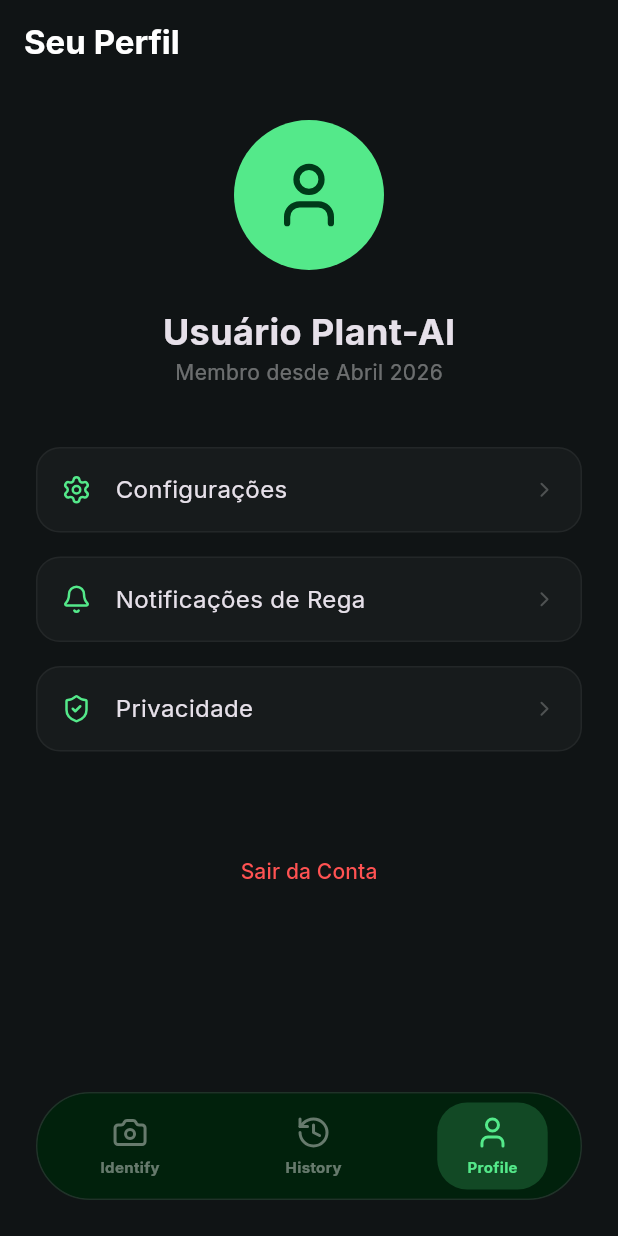
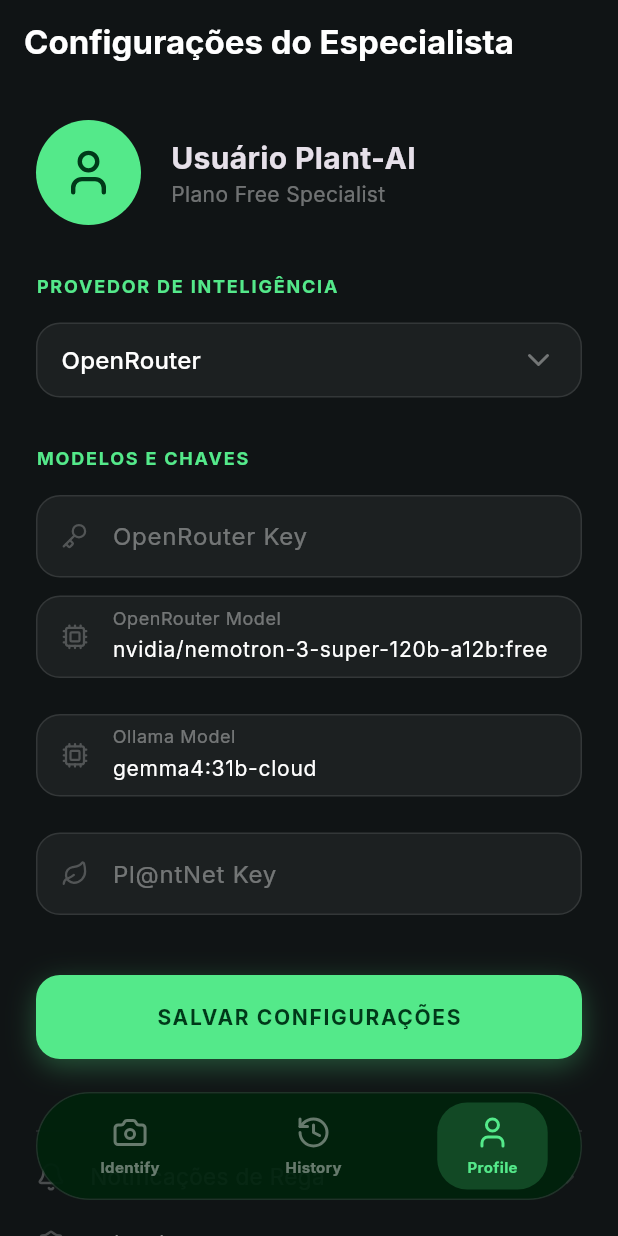
Before and after one commit to Adrianogb/Plant-AI, a Flutter app: the screen it shows after launch, item 3 of the bottom bar chosen, on a phone screen of 412 x 824 dp. Run offline on Flutter 3.47's test engine with Material 3 defaults, Android fonts, the phone set to English and light mode, and no system bars; our stand-ins replace dio, flutter_dotenv, google_fonts, image_picker, lucide_icons, shared_preferences; network calls fail.

Commit message:
feat: Update default AI models and add model configuration in Profile screen

```diff
--- a/lib/screens/profile_screen.dart
+++ b/lib/screens/profile_screen.dart
@@ -1,8 +1,52 @@
 import 'package:flutter/material.dart';
 import 'package:lucide_icons/lucide_icons.dart';
+import 'package:shared_preferences/shared_preferences.dart';
 
-class ProfileScreen extends StatelessWidget {
+class ProfileScreen extends StatefulWidget {
   const ProfileScreen({super.key});
+
+  @override
+  State<ProfileScreen> createState() => _ProfileScreenState();
+}
+
+class _ProfileScreenState extends State<ProfileScreen> {
+  final TextEditingController _openRouterKeyController = TextEditingController();
+  final TextEditingController _openRouterModelController = TextEditingController();
+  final TextEditingController _ollamaModelController = TextEditingController();
+  final TextEditingController _plantNetController = TextEditingController();
+  String _selectedProvider = 'OpenRouter';
+
+  @override
+  void initState() {
+    super.initState();
+    _loadSettings();
+  }
+
+  Future<void> _loadSettings() async {
+    final prefs = await SharedPreferences.getInstance();
+    setState(() {
+      _selectedProvider = prefs.getString('ai_provider') ?? 'OpenRouter';
+      _openRouterKeyController.text = prefs.getString('openrouter_key') ?? '';
+      _openRouterModelController.text = prefs.getString('openrouter_model') ?? 'nvidia/nemotron-3-super-120b-a12b:free';
+      _ollamaModelController.text = prefs.getString('ollama_model') ?? 'gemma4:31b-cloud';
+      _plantNetController.text = prefs.getString('plantnet_key') ?? '';
+    });
+  }
+
+  Future<void> _saveSettings() async {
+    final prefs = await SharedPreferences.getInstance();
+    await prefs.setString('ai_provider', _selectedProvider);
+    await prefs.setString('openrouter_key', _openRouterKeyController.text);
+    await prefs.setString('openrouter_model', _openRouterModelController.text);
+    await prefs.setString('ollama_model', _ollamaModelController.text);
+    await prefs.setString('plantnet_key', _plantNetController.text);
+
+    if (mounted) {
+      ScaffoldMessenger.of(context).showSnackBar(
+        const SnackBar(content: Text('Configurações salvas com sucesso! 🌿')),
+      );
+    }
+  }
 
   @override
   Widget build(BuildContext context) {
@@ -11,51 +55,141 @@
       appBar: AppBar(
         backgroundColor: Colors.transparent,
         elevation: 0,
-        title: const Text('Seu Perfil', style: TextStyle(fontWeight: FontWeight.bold)),
+        title: const Text('Configurações do Especialista', style: TextStyle(fontWeight: FontWeight.bold)),
       ),
       body: SingleChildScrollView(
         padding: const EdgeInsets.all(24),
         child: Column(
+          crossAxisAlignment: CrossAxisAlignment.start,
           children: [
-            const CircleAvatar(
-              radius: 50,
-              backgroundColor: Color(0xFF54E98A),
-              child: Icon(LucideIcons.user, size: 50, color: Color(0xFF003919)),
-            ),
+            _buildProfileHeader(),
+            const SizedBox(height: 32),
+            const Text('PROVEDOR DE INTELIGÊNCIA',
+              style: TextStyle(color: Color(0xFF54E98A), fontSize: 12, fontWeight: FontWeight.bold, letterSpacing: 1.2)),
+            const SizedBox(height: 16),
+            _buildProviderSelector(),
+            const SizedBox(height: 32),
+            const Text('MODELOS E CHAVES',
+              style: TextStyle(color: Color(0xFF54E98A), fontSize: 12, fontWeight: FontWeight.bold, letterSpacing: 1.2)),
+            const SizedBox(height: 16),
+            _buildTextField('OpenRouter Key', _openRouterKeyController, LucideIcons.key, obscure: true),
+            const SizedBox(height: 12),
+            _buildTextField('OpenRouter Model', _openRouterModelController, LucideIcons.cpu),
             const SizedBox(height: 24),
-            const Text('Usuário Plant-AI', style: TextStyle(fontSize: 24, fontWeight: FontWeight.bold)),
-            const Text('Membro desde Abril 2026', style: TextStyle(color: Colors.white38)),
+            _buildTextField('Ollama Model', _ollamaModelController, LucideIcons.cpu),
+            const SizedBox(height: 24),
+            _buildTextField('Pl@ntNet Key', _plantNetController, LucideIcons.leaf, obscure: true),
             const SizedBox(height: 40),
-            _buildProfileItem(LucideIcons.settings, 'Configurações'),
-            _buildProfileItem(LucideIcons.bell, 'Notificações de Rega'),
-            _buildProfileItem(LucideIcons.shieldCheck, 'Privacidade'),
+            _buildSaveButton(),
             const SizedBox(height: 40),
-            TextButton(
-              onPressed: () {},
-              child: const Text('Sair da Conta', style: TextStyle(color: Colors.redAccent)),
-            ),
+            const Divider(color: Colors.white10),
+            _buildSimpleItem(LucideIcons.bell, 'Notificações de Rega'),
+            _buildSimpleItem(LucideIcons.shieldCheck, 'Privacidade'),
           ],
         ),
       ),
     );
   }
 
-  Widget _buildProfileItem(IconData icon, String title) {
+  Widget _buildProfileHeader() {
+    return Row(
+      children: [
+        const CircleAvatar(
+          radius: 35,
+          backgroundColor: Color(0xFF54E98A),
+          child: Icon(LucideIcons.user, size: 35, color: Color(0xFF003919)),
+        ),
+        const SizedBox(width: 20),
+        Column(
+          crossAxisAlignment: CrossAxisAlignment.start,
+          children: [
+            const Text('Usuário Plant-AI', style: TextStyle(fontSize: 20, fontWeight: FontWeight.bold)),
+            Text('Plano Free Specialist', style: TextStyle(color: Colors.white.withOpacity(0.4), fontSize: 14)),
+          ],
+        ),
+      ],
+    );
+  }
+
+  Widget _buildProviderSelector() {
     return Container(
-      margin: const EdgeInsets.only(bottom: 16),
-      padding: const EdgeInsets.all(16),
+      padding: const EdgeInsets.symmetric(horizontal: 16),
       decoration: BoxDecoration(
-        color: Colors.white.withOpacity(0.03),
+        color: Colors.white.withOpacity(0.05),
         borderRadius: BorderRadius.circular(16),
-        border: Border.all(color: Colors.white.withOpacity(0.05)),
+        border: Border.all(color: Colors.white.withOpacity(0.1)),
       ),
+      child: DropdownButtonHideUnderline(
+        child: DropdownButton<String>(
+          value: _selectedProvider,
+          dropdownColor: const Color(0xFF1D2022),
+          isExpanded: true,
+          icon: const Icon(LucideIcons.chevronDown, color: Colors.white38),
+          items: ['OpenRouter', 'Ollama (Local)'].map((String value) {
+            return DropdownMenuItem<String>(
+              value: value,
+              child: Text(value, style: const TextStyle(color: Colors.white)),
+            );
+          }).toList(),
+          onChanged: (val) => setState(() => _selectedProvider = val!),
+        ),
+      ),
+    );
+  }
+
+  Widget _buildTextField(String label, TextEditingController controller, IconData icon, {bool obscure = false}) {
+    return Container(
+      padding: const EdgeInsets.symmetric(horizontal: 16),
+      decoration: BoxDecoration(
+        color: Colors.white.withOpacity(0.05),
+        borderRadius: BorderRadius.circular(16),
+        border: Border.all(color: Colors.white.withOpacity(0.1)),
+      ),
+      child: TextField(
+        controller: controller,
+        obscureText: obscure,
+        style: const TextStyle(color: Colors.white, fontSize: 14),
+        decoration: InputDecoration(
+          icon: Icon(icon, size: 18, color: Colors.white24),
+          labelText: label,
+          labelStyle: const TextStyle(color: Colors.white38),
+          border: InputBorder.none,
+        ),
+      ),
+    );
+  }
+
+  Widget _buildSaveButton() {
+    return GestureDetector(
+      onTap: _saveSettings,
+      child: Container(
+        width: double.infinity,
+        height: 56,
+        decoration: BoxDecoration(
+          color: const Color(0xFF54E98A),
+          borderRadius: BorderRadius.circular(16),
+          boxShadow: [
+            BoxShadow(color: const Color(0xFF54E98A).withOpacity(0.3), blurRadius: 15, offset: const Offset(0, 5))
+          ],
+        ),
+        child: const Center(
+          child: Text('SALVAR CONFIGURAÇÕES',
+            style: TextStyle(color: Color(0xFF003919), fontWeight: FontWeight.bold, letterSpacing: 1.1)),
+        ),
+      ),
+    );
+  }
+
+  Widget _buildSimpleItem(IconData icon, String title) {
+    return Padding(
+      padding: const EdgeInsets.symmetric(vertical: 12),
       child: Row(
         children: [
-          Icon(icon, size: 20, color: const Color(0xFF54E98A)),
+          Icon(icon, size: 20, color: Colors.white24),
           const SizedBox(width: 16),
-          Text(title, style: const TextStyle(fontSize: 16)),
+          Text(title, style: const TextStyle(fontSize: 15, color: Colors.white70)),
           const Spacer(),
-          const Icon(LucideIcons.chevronRight, size: 16, color: Colors.white24),
+          const Icon(LucideIcons.chevronRight, size: 16, color: Colors.white10),
         ],
       ),
     );
--- a/lib/services/ai_assistant_service.dart
+++ b/lib/services/ai_assistant_service.dart
@@ -1,20 +1,20 @@
 import 'dart:convert';
 import 'package:http/http.dart' as http;
 import 'package:flutter_dotenv/flutter_dotenv.dart';
+import 'package:shared_preferences/shared_preferences.dart';
 
 class AIAssistantService {
-  // Configurações OpenRouter (Opção 1)
-  final String openRouterKey = dotenv.env['OPENROUTER_API_KEY'] ?? "";
-  static const String openRouterModel = "google/gemini-2.0-flash-exp:free";
-
-  // Configurações Ollama (Opção 2 - Fallback Automático)
+  String _openRouterKey = "";
+  String _aiProvider = "OpenRouter";
+  String _openRouterModel = "nvidia/nemotron-3-super-120b-a12b:free";
+  String _ollamaModel = "gemma4:31b-cloud";
   String _ollamaBaseUrl = "http://localhost:11434";
-  static const String ollamaModel = "llama3";
   bool _isOllamaDiscovered = false;
 
   final List<Map<String, String>> _history = [];
 
   AIAssistantService() {
+    _initSettings();
     _history.add({
       'role': 'system',
       'content': """Você é um assistente especializado em botânica e fitopatologia. Sua função é identificar plantas ornamentais, agrícolas e silvestres, bem como diagnosticar sintomas de doenças e pragas a partir de descrições ou imagens fornecidas.
@@ -43,16 +43,27 @@
     });
   }
 
+  Future<void> _initSettings() async {
+    final prefs = await SharedPreferences.getInstance();
+    _aiProvider = prefs.getString('ai_provider') ?? 'OpenRouter';
+    _openRouterKey = prefs.getString('openrouter_key') ?? dotenv.env['OPENROUTER_API_KEY'] ?? "";
+    _openRouterModel = prefs.getString('openrouter_model') ?? "nvidia/nemotron-3-super-120b-a12b:free";
+    _ollamaModel = prefs.getString('ollama_model') ?? "gemma4:31b-cloud";
+  }
+
   Future<Map<String, dynamic>> sendMessage(String message) async {
+    await _initSettings(); // Recarrega chaves e modelos
     _history.add({'role': 'user', 'content': message});
 
     String? responseText;
 
-    if (openRouterKey != "SUA_CHAVE_OPENROUTER_AQUI" && openRouterKey.isNotEmpty) {
-      try {
-        responseText = await _callOpenRouter();
-      } catch (e) {
-        print("Erro OpenRouter: $e. Tentando fallback para Ollama...");
+    if (_aiProvider == 'OpenRouter') {
+      if (_openRouterKey.isNotEmpty) {
+        try {
+          responseText = await _callOpenRouter();
+        } catch (e) {
+          print("Erro OpenRouter: $e. Tentando fallback para Ollama...");
+        }
       }
     }
 
@@ -67,7 +78,7 @@
 
     if (responseText == null) {
       return {
-        'text': "Olá! Por favor, configure sua chave do OpenRouter ou certifique-se de que o Ollama está ativo para que eu possa realizar a análise botânica. 🌿",
+        'text': "Olá! Por favor, configure sua chave do OpenRouter no Perfil ou certifique-se de que o Ollama está ativo. 🌿",
         'component': null,
         'artifact': null
       };
@@ -107,8 +118,8 @@
     final uri = Uri.parse("https://openrouter.ai/api/v1/chat/completions");
     final response = await http.post(
       uri,
-      headers: {"Authorization": "Bearer $openRouterKey", "Content-Type": "application/json"},
-      body: jsonEncode({"model": openRouterModel, "messages": _history}),
+      headers: {"Authorization": "Bearer $_openRouterKey", "Content-Type": "application/json"},
+      body: jsonEncode({"model": _openRouterModel, "messages": _history}),
     );
     if (response.statusCode == 200) {
       final data = jsonDecode(response.body);
@@ -123,7 +134,7 @@
     final uri = Uri.parse("$_ollamaBaseUrl/api/chat");
     final response = await http.post(
       uri,
-      body: jsonEncode({"model": ollamaModel, "messages": _history, "stream": false}),
+      body: jsonEncode({"model": _ollamaModel, "messages": _history, "stream": false}),
     );
     if (response.statusCode == 200) {
       final data = jsonDecode(response.body);
--- a/lib/services/plant_net_service.dart
+++ b/lib/services/plant_net_service.dart
@@ -1,27 +1,28 @@
 import 'dart:io';
 import 'package:dio/dio.dart';
 import 'package:flutter_dotenv/flutter_dotenv.dart';
+import 'package:shared_preferences/shared_preferences.dart';
 
 class PlantNetService {
-  static final String apiKey = dotenv.env['PLANTNET_API_KEY'] ?? "";
-  static const String baseUrl = "https://my-api.plantnet.org/v2/identify";
+  static const String defaultBaseUrl = "https://my-api.plantnet.org/v2/identify";
 
   static final Dio _dio = Dio();
 
   static Future<Map<String, dynamic>?> identify(List<File> images, {String project = 'all'}) async {
-    final String url = "$baseUrl/$project?api-key=$apiKey";
+    final prefs = await SharedPreferences.getInstance();
+    final String apiKey = prefs.getString('plantnet_key') ?? dotenv.env['PLANTNET_API_KEY'] ?? "";
+
+    final String url = "$defaultBaseUrl/$project?api-key=$apiKey";
 
     try {
-      // Criamos a lista de arquivos para o Dio
       List<MultipartFile> multipartImages = [];
       List<String> organs = [];
 
       for (var file in images) {
         multipartImages.add(await MultipartFile.fromFile(file.path, filename: 'image.jpg'));
-        organs.add('leaf'); // Definimos como 'leaf' para todas as fotos
+        organs.add('leaf');
       }
 
-      // O FormData do Dio aceita listas para chaves repetidas
       FormData formData = FormData.fromMap({
         'images': multipartImages,
         'organs': organs,
@@ -30,11 +31,7 @@
       final response = await _dio.post(
         url,
         data: formData,
-        options: Options(
-          headers: {
-            'accept': 'application/json',
-          },
-        ),
+        options: Options(headers: {'accept': 'application/json'}),
       );
 
       if (response.statusCode == 200) {
--- a/pubspec.yaml
+++ b/pubspec.yaml
@@ -40,6 +40,7 @@
   lucide_icons: ^0.257.0
   dio: ^5.7.0
   flutter_dotenv: ^5.2.1
+  shared_preferences: ^2.3.2
   animations: ^2.2.0
   flutter_blurhash: ^0.9.1
   google_generative_ai: ^0.4.7
```
Also changed, not shown: pubspec.lock, 2 other files.
